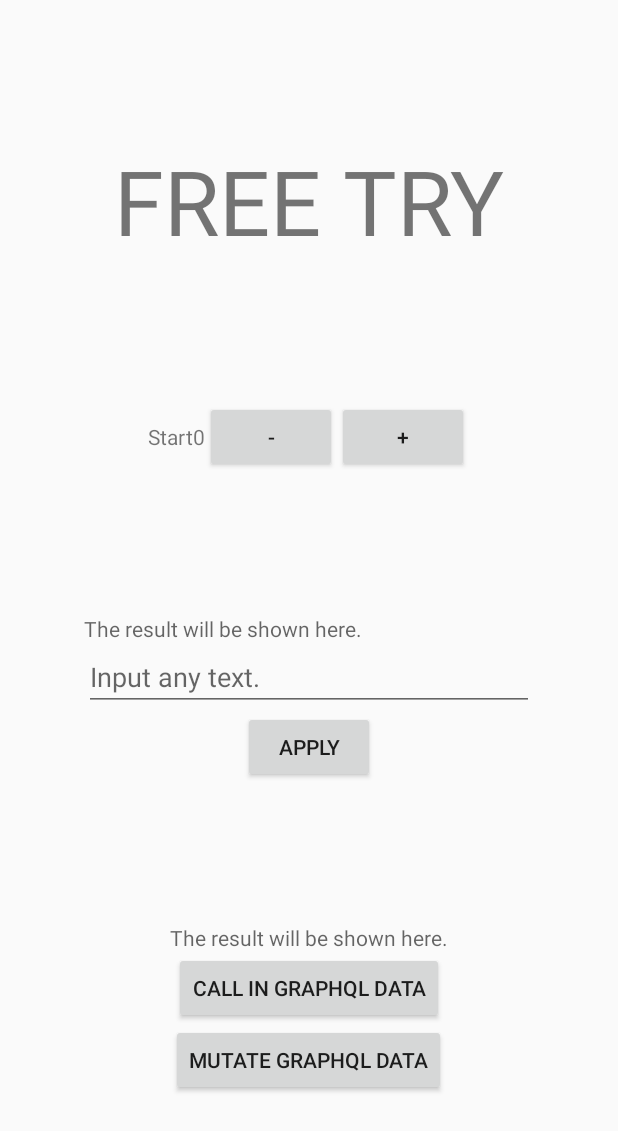
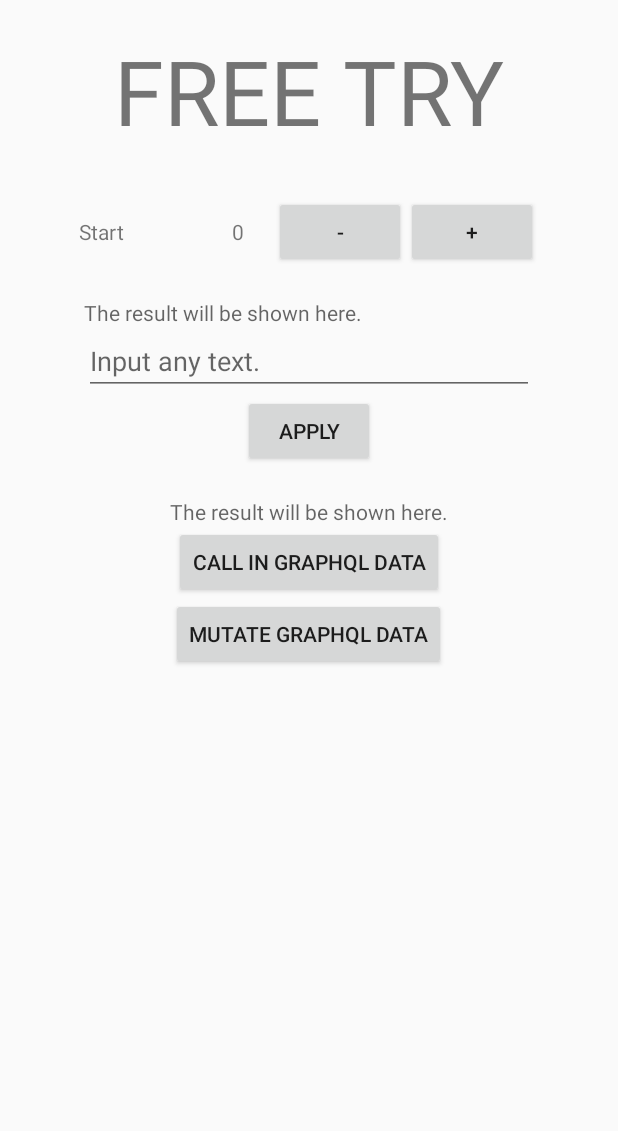
Before and after one commit to cassiadev/MyMapDiary, an Android app: the screen it shows after launch (MainActivity), after a tap on "FREE TRY", on a phone screen of 412 x 824 dp. Shown: the top 1131 px of the screen. Run offline under Robolectric (Android 15) with nearby library versions, the phone set to English and light mode, and no system bars; our stand-ins replace data binding; libraries missing offline, so code that uses them is left out: com.apollographql.apollo.

Commit message:
Adopted RelativeLayout for FreeTryFragment Adjusted paddings

```diff
--- a/app/src/main/res/layout/free_try_fragment.xml
+++ b/app/src/main/res/layout/free_try_fragment.xml
@@ -1,6 +1,5 @@
 <?xml version="1.0" encoding="utf-8"?>
 <layout xmlns:android="http://schemas.android.com/apk/res/android"
-    xmlns:app="http://schemas.android.com/apk/res-auto"
     xmlns:tools="http://schemas.android.com/tools">
 
     <data>
@@ -10,7 +9,7 @@
             type="com.mmp.mymapdiary.data.main.MainViewModel" />
     </data>
 
-    <androidx.constraintlayout.widget.ConstraintLayout
+    <RelativeLayout
         android:id="@+id/free_try_fragment_layout"
         android:layout_width="match_parent"
         android:layout_height="match_parent"
@@ -22,35 +21,34 @@
             android:id="@+id/freeTry_title"
             android:layout_width="wrap_content"
             android:layout_height="wrap_content"
+            android:layout_alignParentTop="true"
+            android:layout_centerInParent="true"
+            android:paddingVertical="20dp"
             android:text="@string/freeTry_allCaps"
-            android:textSize="60sp"
-            app:layout_constraintBottom_toTopOf="@id/freeTry_practice_observer"
-            app:layout_constraintEnd_toEndOf="parent"
-            app:layout_constraintStart_toStartOf="parent"
-            app:layout_constraintTop_toTopOf="parent" />
+            android:textSize="60sp" />
 
         <LinearLayout
-            android:id="@+id/freeTry_practice_observer"
+            android:id="@+id/freeTry_observer_layout"
             android:layout_width="match_parent"
             android:layout_height="wrap_content"
+            android:layout_below="@id/freeTry_title"
+            android:gravity="center"
             android:orientation="horizontal"
-            android:gravity="center"
-            app:layout_constraintBottom_toTopOf="@id/freeTry_practice_regex"
-            app:layout_constraintEnd_toEndOf="parent"
-            app:layout_constraintStart_toStartOf="parent"
-            app:layout_constraintTop_toBottomOf="@id/freeTry_title">
+            android:paddingVertical="10dp">
 
             <TextView
                 android:id="@+id/freeTry_observer_text"
-                android:layout_width="wrap_content"
+                android:layout_width="80dp"
                 android:layout_height="wrap_content"
                 android:text="@{viewModel.viewModelText}" />
 
             <TextView
                 android:id="@+id/freeTry_observer_number"
-                android:layout_width="wrap_content"
+                android:layout_width="30dp"
                 android:layout_height="wrap_content"
-                android:text="@{Integer.toString(viewModel.viewModelCounter)}" />
+                android:layout_marginEnd="20dp"
+                android:text="@{Integer.toString(viewModel.viewModelCounter)}"
+                android:textAlignment="viewEnd" />
 
             <Button
                 android:id="@+id/freeTry_observer_buttonMinus"
@@ -69,15 +67,13 @@
         </LinearLayout>
 
         <LinearLayout
-            android:id="@+id/freeTry_practice_regex"
+            android:id="@+id/freeTry_regex_layout"
             android:layout_width="match_parent"
             android:layout_height="wrap_content"
+            android:layout_below="@id/freeTry_observer_layout"
+            android:gravity="center"
             android:orientation="vertical"
-            android:gravity="center"
-            app:layout_constraintBottom_toTopOf="@id/freeTry_practice_apollo_graphql"
-            app:layout_constraintEnd_toEndOf="parent"
-            app:layout_constraintStart_toStartOf="parent"
-            app:layout_constraintTop_toBottomOf="@id/freeTry_practice_observer">
+            android:paddingVertical="10dp">
 
             <TextView
                 android:id="@+id/freeTry_regex_result"
@@ -103,15 +99,13 @@
         </LinearLayout>
 
         <LinearLayout
-            android:id="@+id/freeTry_practice_apollo_graphql"
+            android:id="@+id/freeTry_apollo_graphql_layout"
             android:layout_width="match_parent"
             android:layout_height="wrap_content"
+            android:layout_below="@id/freeTry_regex_layout"
+            android:gravity="center"
             android:orientation="vertical"
-            android:gravity="center"
-            app:layout_constraintBottom_toBottomOf="parent"
-            app:layout_constraintEnd_toEndOf="parent"
-            app:layout_constraintStart_toStartOf="parent"
-            app:layout_constraintTop_toBottomOf="@id/freeTry_practice_regex">
+            android:paddingVertical="10dp">
 
             <TextView
                 android:id="@+id/freeTry_apolloGraphql_result"
@@ -124,17 +118,17 @@
                 android:id="@+id/freeTry_apolloGraphql_buttonCall"
                 android:layout_width="wrap_content"
                 android:layout_height="wrap_content"
-                android:text="@string/freeTry_call_in_graphql_data"
-                android:onClick="@{() -> viewModel.callInGraphQLData()}"/>
+                android:onClick="@{() -> viewModel.callInGraphQLData()}"
+                android:text="@string/freeTry_call_in_graphql_data" />
 
             <Button
                 android:id="@+id/freeTry_apolloGraphql_buttonMutate"
                 android:layout_width="wrap_content"
                 android:layout_height="wrap_content"
-                android:text="@string/freeTry_mutate_graphql_data"
-                android:onClick="@{() -> viewModel.mutateGraphQLData()}"/>
+                android:onClick="@{() -> viewModel.mutateGraphQLData()}"
+                android:text="@string/freeTry_mutate_graphql_data" />
 
         </LinearLayout>
 
-    </androidx.constraintlayout.widget.ConstraintLayout>
+    </RelativeLayout>
 </layout>
--- a/app/src/main/res/layout/main_fragment.xml
+++ b/app/src/main/res/layout/main_fragment.xml
@@ -22,13 +22,15 @@
             android:layout_alignParentTop="true"
             android:layout_alignParentEnd="true"
             android:layout_margin="20dp"
+            android:paddingVertical="10dp"
             android:text="@string/freeTry_allCaps" />
 
         <androidx.recyclerview.widget.RecyclerView
             android:id="@+id/main_noticesList"
             android:layout_width="wrap_content"
             android:layout_height="wrap_content"
-            android:layout_below="@id/button_goToFreeTryFragment" />
+            android:layout_below="@id/button_goToFreeTryFragment"
+            android:paddingVertical="10dp" />
 
         <LinearLayout
             android:id="@+id/main_expressMainViewModel_layout"
@@ -36,7 +38,8 @@
             android:layout_height="wrap_content"
             android:layout_below="@id/main_noticesList"
             android:gravity="center"
-            android:orientation="horizontal">
+            android:orientation="horizontal"
+            android:paddingVertical="10dp">
 
             <TextView
                 android:id="@+id/main_expressMainViewModel_text"
@@ -72,8 +75,8 @@
             android:layout_width="match_parent"
             android:layout_height="wrap_content"
             android:layout_below="@id/main_expressMainViewModel_layout"
-            android:paddingTop="20dp"
-            android:orientation="vertical">
+            android:orientation="vertical"
+            android:paddingVertical="10dp">
 
             <TextView
                 android:id="@+id/main_title"
```
